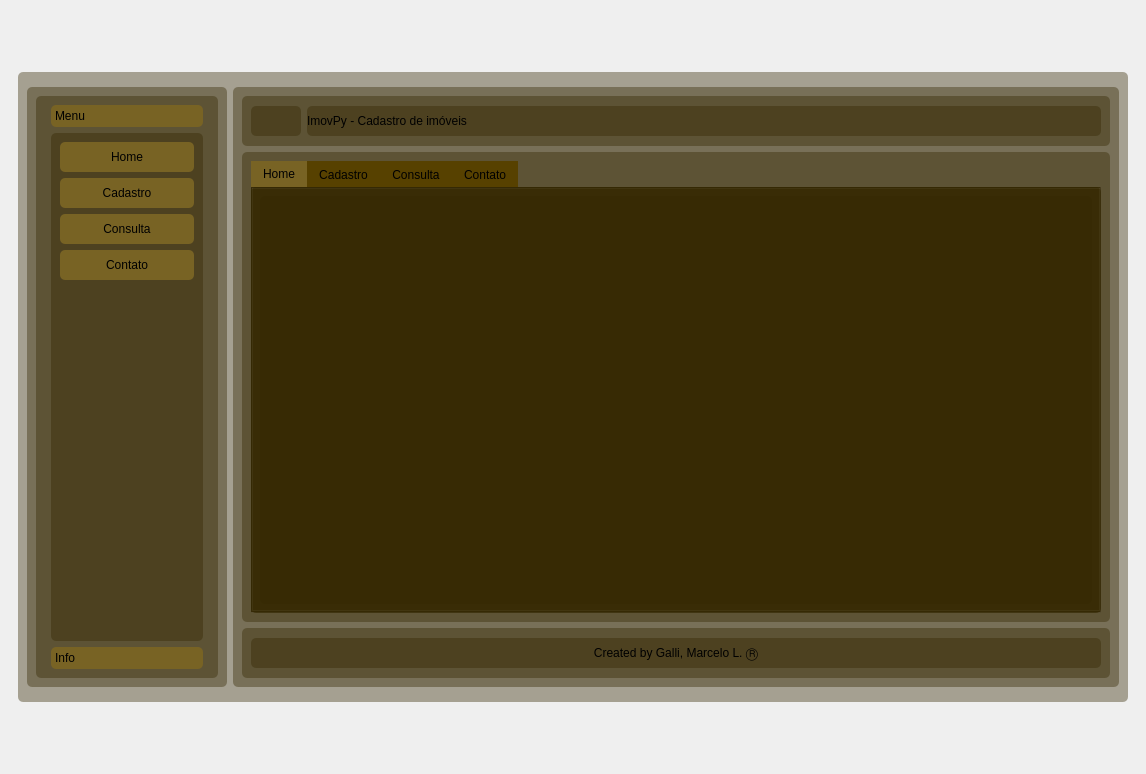
MarceloGalliDev/ImovPy, file imovpy.ui: the form before one commit.
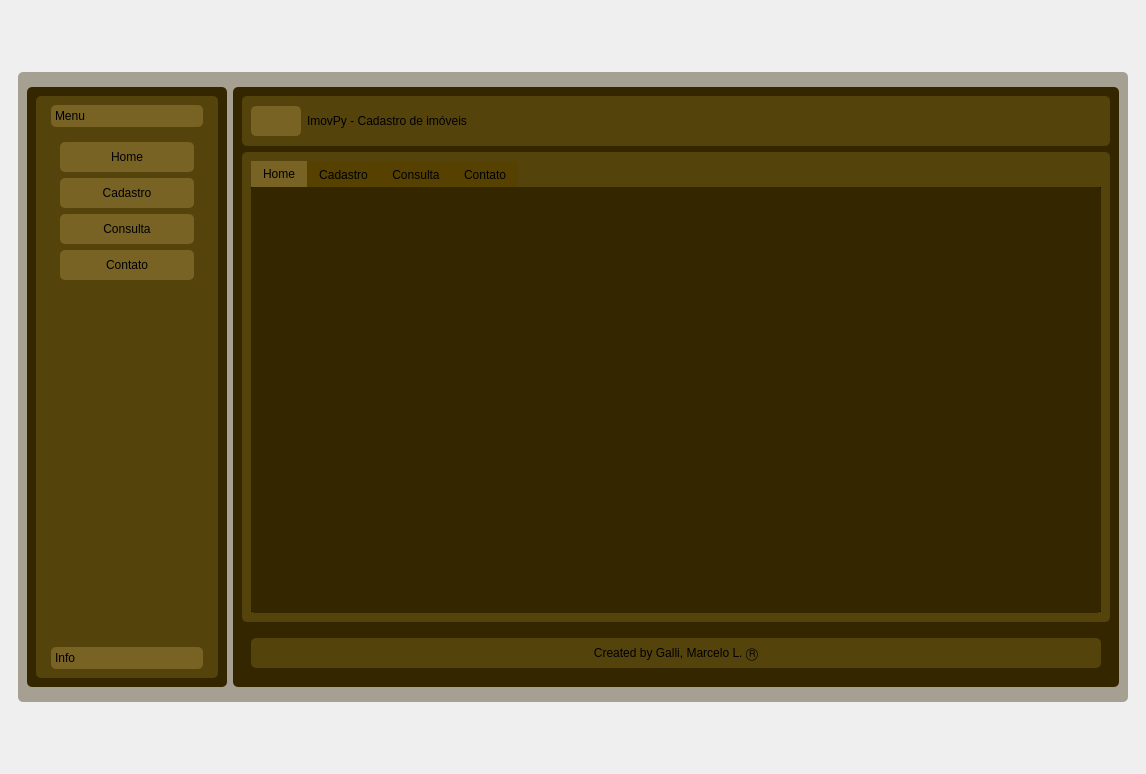
The form after the commit. Icons and pictures are not drawn.

Patch:
```diff
--- a/imovpy.ui
+++ b/imovpy.ui
@@ -55,7 +55,7 @@
           </size>
          </property>
          <property name="styleSheet">
-          <string notr="true">background-color: rgba(52,39,0,100);</string>
+          <string notr="true">background-color: rgb(52,39,0);</string>
          </property>
          <property name="frameShape">
           <enum>QFrame::StyledPanel</enum>
@@ -66,6 +66,9 @@
          <layout class="QVBoxLayout" name="verticalLayout_2">
           <item>
            <widget class="QFrame" name="menu_aside_main">
+            <property name="styleSheet">
+             <string notr="true">background-color: #55430C;</string>
+            </property>
             <property name="frameShape">
              <enum>QFrame::StyledPanel</enum>
             </property>
@@ -339,7 +342,7 @@
           </size>
          </property>
          <property name="styleSheet">
-          <string notr="true">background-color: rgba(52,39,0,100);</string>
+          <string notr="true">background-color: rgb(52,39,0);</string>
          </property>
          <property name="frameShape">
           <enum>QFrame::StyledPanel</enum>
@@ -362,6 +365,9 @@
               <height>50</height>
              </size>
             </property>
+            <property name="styleSheet">
+             <string notr="true">background-color: #55430C;</string>
+            </property>
             <property name="frameShape">
              <enum>QFrame::StyledPanel</enum>
             </property>
@@ -383,6 +389,17 @@
                  <height>30</height>
                 </size>
                </property>
+               <property name="styleSheet">
+                <string notr="true">QPushButton {
+	background-color: #786324;
+	border-radius: 5px
+}
+
+QPushButton:hover {
+	background-color: #c49300;
+	border-radius: 5px
+}</string>
+               </property>
                <property name="text">
                 <string/>
                </property>
@@ -425,6 +442,9 @@
               <verstretch>0</verstretch>
              </sizepolicy>
             </property>
+            <property name="styleSheet">
+             <string notr="true">background-color: #55430C;</string>
+            </property>
             <property name="frameShape">
              <enum>QFrame::StyledPanel</enum>
             </property>
@@ -450,7 +470,10 @@
                 <cursorShape>ArrowCursor</cursorShape>
                </property>
                <property name="styleSheet">
-                <string notr="true">QTabBar::tab{
+                <string notr="true">QWidget{
+	background-color: #342700;
+}
+QTabBar::tab{
 	background-color: rgb(87, 65, 0);
 }
 
@@ -1326,6 +1349,9 @@
                  <height>0</height>
                 </size>
                </property>
+               <property name="styleSheet">
+                <string notr="true">background-color: #55430C;</string>
+               </property>
                <property name="text">
                 <string>Created by Galli, Marcelo L. Ⓡ</string>
                </property>
```
